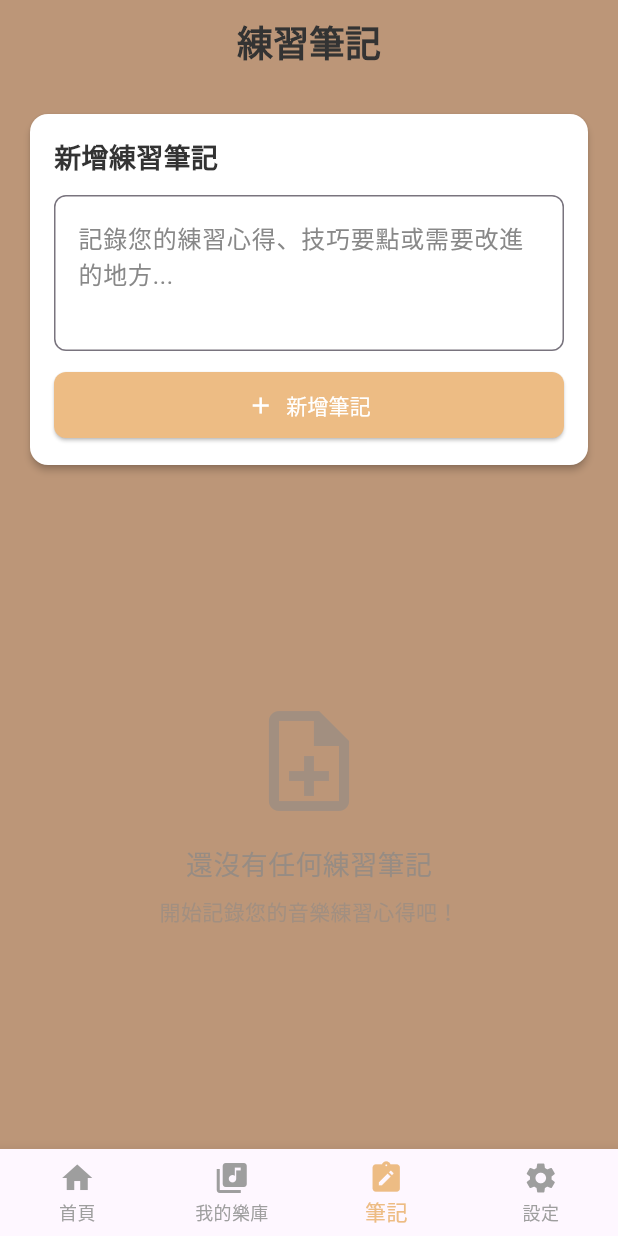
After one commit to HtPtgame/music_practice_app, a Flutter app: the NotePage screen opened by its route, on a phone screen of 412 x 824 dp. The commit adds this screen. Run offline on Flutter 3.47's test engine with Material 3 defaults, Android fonts, the phone set to English and light mode, and no system bars; our stand-ins replace file_picker, flutter_vector_icons, go_router, open_file, permission_handler; missing offline and left inert: ffmpeg_kit_flutter_minimal, flutter_midi_pro, flutter_sound, tflite_flutter.

Commit message:
新增筆記頁面並在導覽欄添加筆記圖標

```diff
--- /dev/null
+++ b/lib/pages/note_page.dart
@@ -0,0 +1,186 @@
+import 'package:flutter/material.dart';
+import 'package:music_practice_app/utils/app_colors.dart';
+
+class NotePage extends StatefulWidget {
+  const NotePage({super.key});
+
+  @override
+  State<NotePage> createState() => _NotePageState();
+}
+
+class _NotePageState extends State<NotePage> {
+  final TextEditingController _noteController = TextEditingController();
+  final List<String> _notes = [];
+
+  @override
+  void dispose() {
+    _noteController.dispose();
+    super.dispose();
+  }
+
+  void _addNote() {
+    if (_noteController.text.isNotEmpty) {
+      setState(() {
+        _notes.add(_noteController.text);
+        _noteController.clear();
+      });
+    }
+  }
+
+  void _deleteNote(int index) {
+    setState(() {
+      _notes.removeAt(index);
+    });
+  }
+
+  @override
+  Widget build(BuildContext context) {
+    return Scaffold(
+      backgroundColor: AppColors.background,
+      appBar: AppBar(
+        title: const Text(
+          '練習筆記',
+          style: TextStyle(
+            fontSize: 24,
+            fontWeight: FontWeight.bold,
+            color: AppColors.textDark,
+          ),
+        ),
+        backgroundColor: AppColors.background,
+        elevation: 0,
+        centerTitle: true,
+      ),
+      body: Padding(
+        padding: const EdgeInsets.all(16.0),
+        child: Column(
+          children: [
+            // 新增筆記區域
+            Card(
+              color: AppColors.card,
+              elevation: 2,
+              child: Padding(
+                padding: const EdgeInsets.all(16.0),
+                child: Column(
+                  crossAxisAlignment: CrossAxisAlignment.start,
+                  children: [
+                    const Text(
+                      '新增練習筆記',
+                      style: TextStyle(
+                        fontSize: 18,
+                        fontWeight: FontWeight.w600,
+                        color: AppColors.textDark,
+                      ),
+                    ),
+                    const SizedBox(height: 12),
+                    TextField(
+                      controller: _noteController,
+                      maxLines: 3,
+                      decoration: InputDecoration(
+                        hintText: '記錄您的練習心得、技巧要點或需要改進的地方...',
+                        hintStyle: const TextStyle(color: AppColors.textLight),
+                        border: OutlineInputBorder(
+                          borderRadius: BorderRadius.circular(8),
+                          borderSide: const BorderSide(color: AppColors.textLight),
+                        ),
+                        focusedBorder: OutlineInputBorder(
+                          borderRadius: BorderRadius.circular(8),
+                          borderSide: const BorderSide(color: AppColors.primary),
+                        ),
+                      ),
+                    ),
+                    const SizedBox(height: 12),
+                    SizedBox(
+                      width: double.infinity,
+                      child: ElevatedButton.icon(
+                        onPressed: _addNote,
+                        icon: const Icon(Icons.add, color: Colors.white),
+                        label: const Text(
+                          '新增筆記',
+                          style: TextStyle(color: Colors.white),
+                        ),
+                        style: ElevatedButton.styleFrom(
+                          backgroundColor: AppColors.primary,
+                          padding: const EdgeInsets.symmetric(vertical: 12),
+                          shape: RoundedRectangleBorder(
+                            borderRadius: BorderRadius.circular(8),
+                          ),
+                        ),
+                      ),
+                    ),
+                  ],
+                ),
+              ),
+            ),
+            const SizedBox(height: 20),
+
+            // 筆記列表
+            Expanded(
+              child: _notes.isEmpty
+                  ? Center(
+                      child: Column(
+                        mainAxisAlignment: MainAxisAlignment.center,
+                        children: [
+                          Icon(
+                            Icons.note_add_outlined,
+                            size: 80,
+                            color: AppColors.textLight.withValues(alpha: 0.5),
+                          ),
+                          const SizedBox(height: 16),
+                          Text(
+                            '還沒有任何練習筆記',
+                            style: TextStyle(
+                              fontSize: 18,
+                              color: AppColors.textLight.withValues(alpha: 0.7),
+                            ),
+                          ),
+                          const SizedBox(height: 8),
+                          Text(
+                            '開始記錄您的音樂練習心得吧！',
+                            style: TextStyle(
+                              fontSize: 14,
+                              color: AppColors.textLight.withValues(alpha: 0.5),
+                            ),
+                          ),
+                        ],
+                      ),
+                    )
+                  : ListView.builder(
+                      itemCount: _notes.length,
+                      itemBuilder: (context, index) {
+                        return Card(
+                          color: AppColors.card,
+                          elevation: 1,
+                          margin: const EdgeInsets.only(bottom: 12),
+                          child: ListTile(
+                            leading: CircleAvatar(
+                              backgroundColor: AppColors.primary.withValues(alpha: 0.1),
+                              child: Text(
+                                '${index + 1}',
+                                style: const TextStyle(
+                                  color: AppColors.primary,
+                                  fontWeight: FontWeight.bold,
+                                ),
+                              ),
+                            ),
+                            title: Text(
+                              _notes[index],
+                              style: const TextStyle(
+                                color: AppColors.textDark,
+                                fontSize: 16,
+                              ),
+                            ),
+                            trailing: IconButton(
+                              icon: const Icon(Icons.delete_outline, color: Colors.red),
+                              onPressed: () => _deleteNote(index),
+                            ),
+                          ),
+                        );
+                      },
+                    ),
+            ),
+          ],
+        ),
+      ),
+    );
+  }
+}
--- a/lib/router/app_router.dart
+++ b/lib/router/app_router.dart
@@ -11,6 +11,7 @@ import 'package:music_practice_app/pages/upload_page.dart';
 import 'package:music_practice_app/pages/upload_page2.dart';
 import 'package:music_practice_app/pages/library_page.dart';
 import 'package:music_practice_app/pages/settings_page.dart';
+import 'package:music_practice_app/pages/note_page.dart';
 import 'package:music_practice_app/widgets/main_shell.dart';
 
 // 建立一個 GlobalKey 給我們的 ShellRoute，用於全螢幕跳轉
@@ -50,6 +51,12 @@ final GoRouter appRouter = GoRouter(
           path: '/settings',
           pageBuilder: (context, state) => const NoTransitionPage(
             child: SettingsPage(),
+          ),
+        ),
+        GoRoute(
+          path: '/notes',
+          pageBuilder: (context, state) => const NoTransitionPage(
+            child: NotePage(),
           ),
         ),
       ],
--- a/lib/utils/app_colors.dart
+++ b/lib/utils/app_colors.dart
@@ -2,8 +2,8 @@
 import 'package:flutter/material.dart';
 
 class AppColors {
-  static const Color primary = Color.fromARGB(255, 90, 170, 224);
-  static const Color background = Color(0xFFF5F5F7);
+  static const Color primary = Color(0xFFEDBC84);
+  static const Color background = Color(0xFFbc9678);
   static const Color textDark = Color(0xFF333333);
   static const Color textLight = Color(0xFF888888);
   static const Color card = Colors.white;
--- a/lib/widgets/main_shell.dart
+++ b/lib/widgets/main_shell.dart
@@ -25,6 +25,7 @@ class MainShell extends StatelessWidget {
           items: const [
             BottomNavigationBarItem(icon: Icon(Icons.home), label: '首頁'),
             BottomNavigationBarItem(icon: Icon(Icons.library_music), label: '我的樂庫'),
+            BottomNavigationBarItem(icon: Icon(Icons.note_alt), label: '筆記'),
             BottomNavigationBarItem(icon: Icon(Icons.settings), label: '設定'),
           ],
         ),
@@ -35,7 +36,8 @@ class MainShell extends StatelessWidget {
   int _calculateSelectedIndex(BuildContext context) {
   final String location = GoRouterState.of(context).uri.toString();
   if (location.startsWith('/library')) return 1;
-  if (location.startsWith('/settings')) return 2;
+  if (location.startsWith('/notes')) return 2;
+  if (location.startsWith('/settings')) return 3;
   return 0;
   }
 
@@ -48,6 +50,9 @@ class MainShell extends StatelessWidget {
         context.go('/library');
         break;
       case 2:
+        context.go('/notes');
+        break;
+      case 3:
         context.go('/settings');
         break;
     }
```
